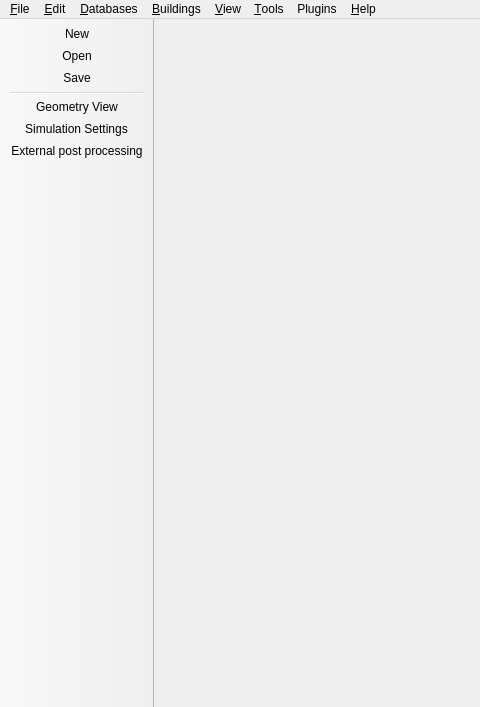
Before: the Qt Designer form SIM-VICUS/src/SVMainWindow.ui in ghorwin/SIM-VICUS, drawn with Qt 5; both pictures show x 0 to 480 and y 0 to 707 of the 1112 by 707 pixel window.
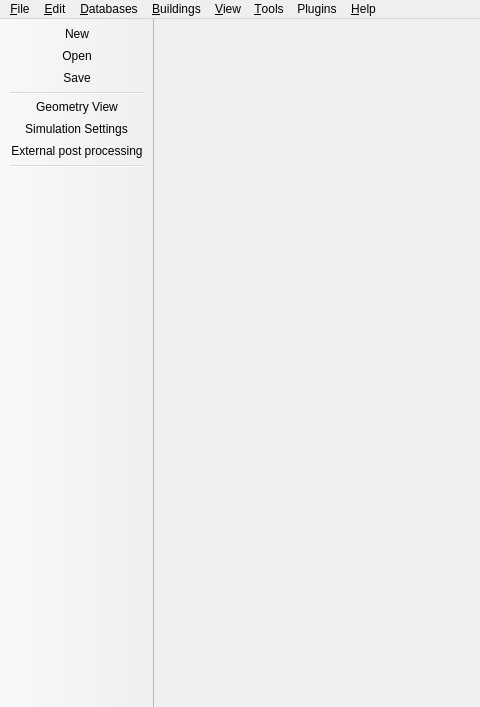
After: the same form once the commit is applied. Icons and pictures are not drawn.

What changed in the file:
```diff
--- a/SIM-VICUS/src/SVMainWindow.ui
+++ b/SIM-VICUS/src/SVMainWindow.ui
@@ -222,6 +222,7 @@
    <addaction name="actionGeometryView"/>
    <addaction name="actionSimulationSettings"/>
    <addaction name="actionOpenPostProcessing"/>
+   <addaction name="separator"/>
   </widget>
   <action name="actionFileNew">
    <property name="icon">
```
Left out of the diff: 2 changed lines with no effect on the pictures.
